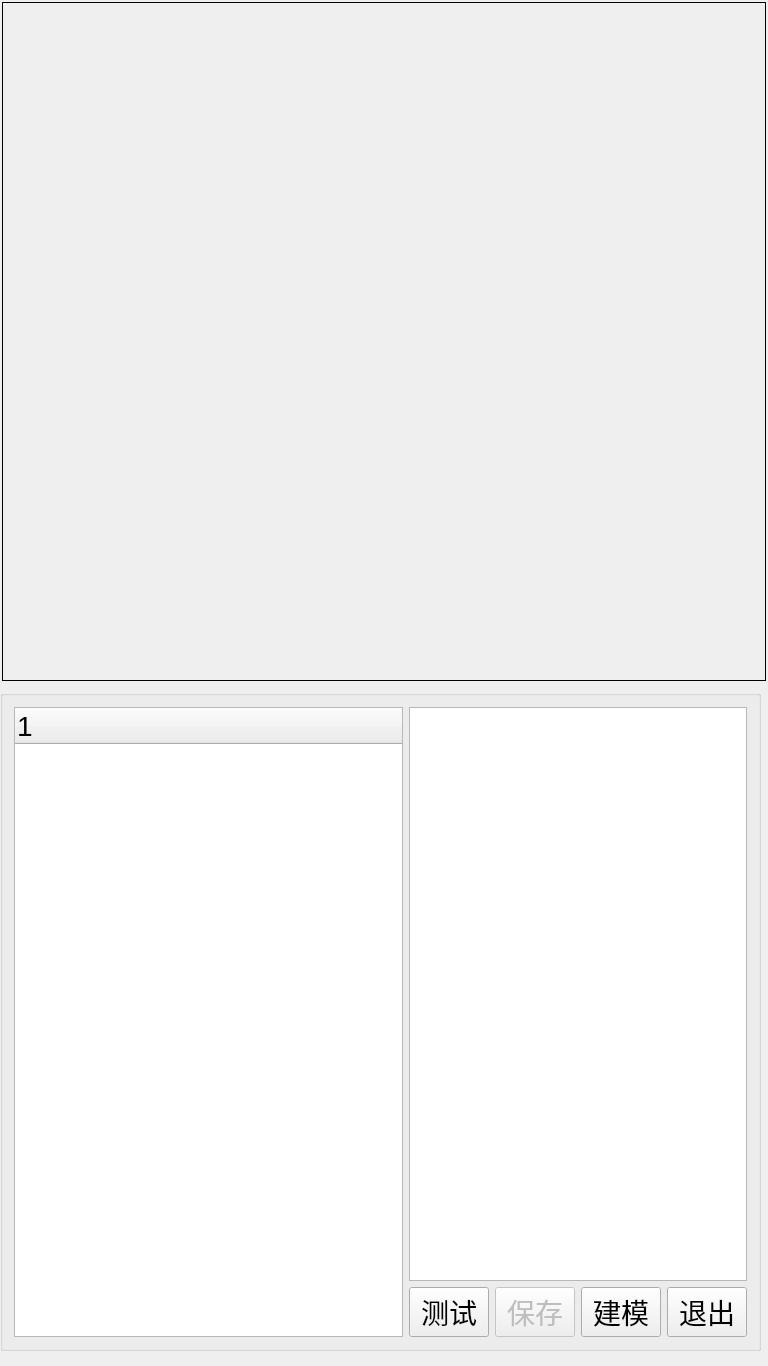
Above: QT_FrontCheckClass/QtGuiSetting.ui from wikky250/duplicate_ALG before the change. Below: the same form after it.
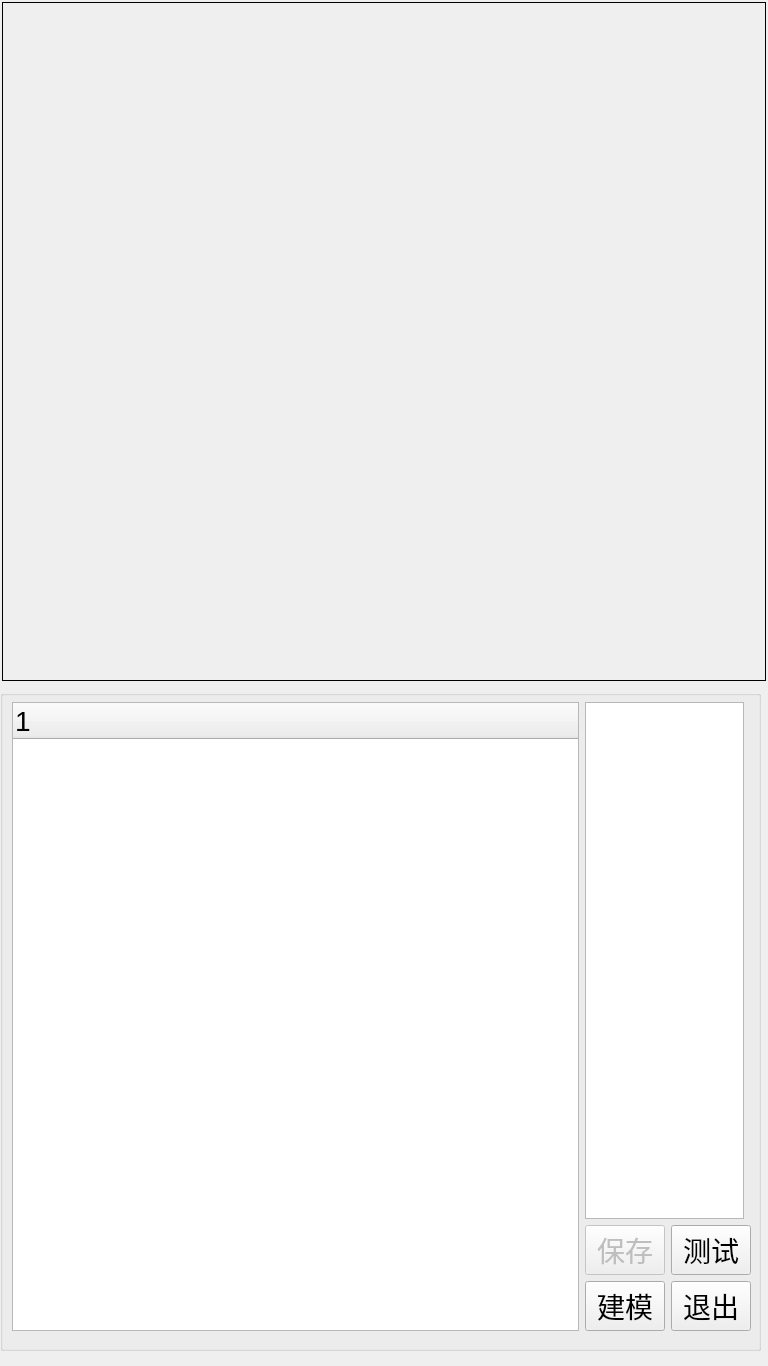
That is the form after the change. Custom widgets are drawn as their Qt base class.

```diff
--- a/QT_FrontCheckClass/QtGuiSetting.ui
+++ b/QT_FrontCheckClass/QtGuiSetting.ui
@@ -49,10 +49,42 @@
    <property name="title">
     <string/>
    </property>
-   <layout class="QGridLayout" name="gridLayout_2">
-    <item row="0" column="0">
+   <widget class="QWidget" name="">
+    <property name="geometry">
+     <rect>
+      <x>1</x>
+      <y>1</y>
+      <width>761</width>
+      <height>651</height>
+     </rect>
+    </property>
      <layout class="QGridLayout" name="gridLayout">
+     <item row="0" column="1" colspan="2">
+      <widget class="QListWidget" name="lw_ImageList">
+       <property name="maximumSize">
+        <size>
+         <width>159</width>
+         <height>16777215</height>
+        </size>
+       </property>
+       <property name="font">
+        <font>
+         <pointsize>21</pointsize>
+        </font>
+       </property>
+      </widget>
+     </item>
       <item row="1" column="1">
+      <widget class="QPushButton" name="pB_Save">
+       <property name="enabled">
+        <bool>false</bool>
+       </property>
+       <property name="text">
+        <string>保存</string>
+       </property>
+      </widget>
+     </item>
+     <item row="1" column="2">
        <widget class="QPushButton" name="pB_ContinueTest">
         <property name="text">
          <string>测试</string>
@@ -62,41 +94,28 @@
         </property>
        </widget>
       </item>
-      <item row="1" column="4">
-       <widget class="QPushButton" name="pB_Exit">
-        <property name="text">
-         <string>退出</string>
-        </property>
-       </widget>
-      </item>
-      <item row="1" column="3">
+     <item row="2" column="1">
        <widget class="QPushButton" name="pB_Calibration">
         <property name="text">
          <string>建模</string>
         </property>
        </widget>
       </item>
-      <item row="1" column="2">
-       <widget class="QPushButton" name="pB_Save">
-        <property name="enabled">
-         <bool>false</bool>
-        </property>
+     <item row="2" column="2">
+      <widget class="QPushButton" name="pB_Exit">
         <property name="text">
-         <string>保存</string>
+        <string>退出</string>
         </property>
        </widget>
       </item>
-      <item row="0" column="1" colspan="4">
-       <widget class="QListWidget" name="lw_ImageList">
-        <property name="font">
-         <font>
-          <pointsize>21</pointsize>
-         </font>
-        </property>
-       </widget>
-      </item>
-      <item row="0" column="0" rowspan="2">
+     <item row="0" column="0" rowspan="3">
        <widget class="QMyTreeWidget" name="treeWidget">
+       <property name="maximumSize">
+        <size>
+         <width>16777215</width>
+         <height>16777215</height>
+        </size>
+       </property>
         <property name="font">
          <font>
           <pointsize>21</pointsize>
@@ -105,8 +124,7 @@
        </widget>
       </item>
      </layout>
-    </item>
-   </layout>
+   </widget>
   </widget>
  </widget>
  <layoutdefault spacing="6" margin="11"/>
```
Lines whose indentation alone changed are shown as unchanged.
